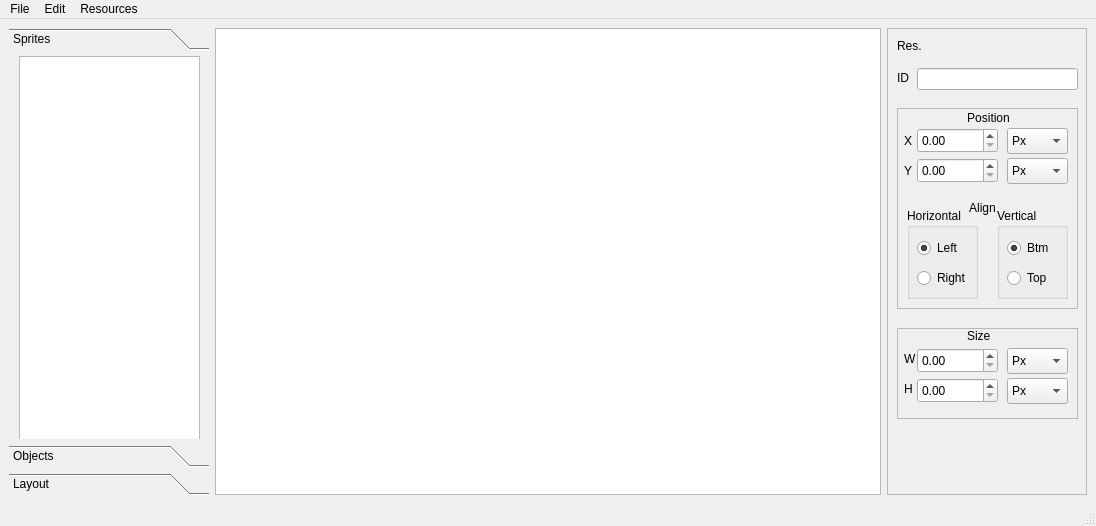
Above: designer.ui from Nepherhotep/terevaka-ui-builder before the change. Below: the same form after it.
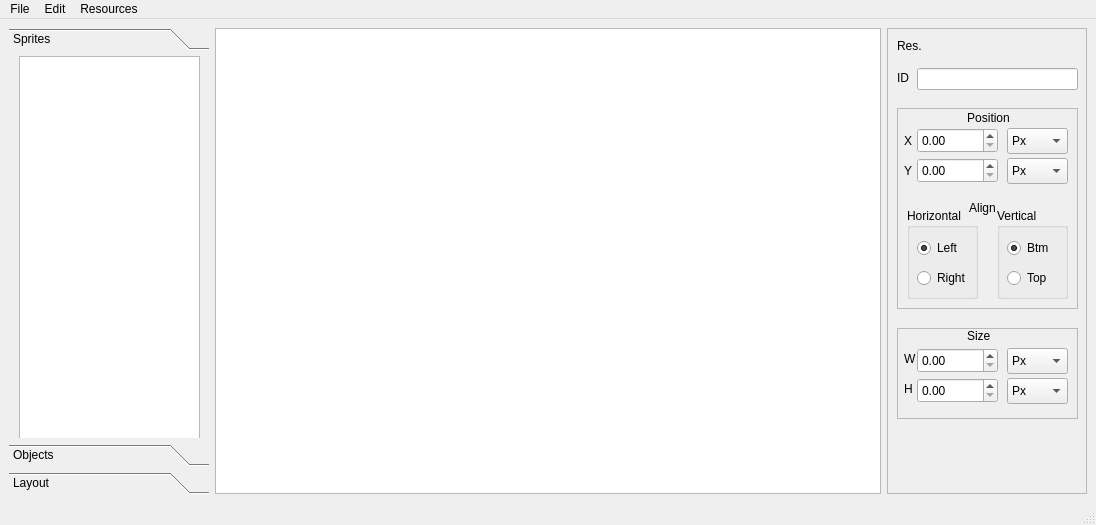
That is the form after the change. Custom widgets are drawn as their Qt base class.

Commit message: ui has been set to 640x480

```diff
--- a/designer.ui
+++ b/designer.ui
@@ -7,7 +7,7 @@
     <x>0</x>
     <y>0</y>
     <width>1096</width>
-    <height>526</height>
+    <height>525</height>
    </rect>
   </property>
   <property name="sizePolicy">
@@ -55,7 +55,7 @@
            <x>0</x>
            <y>0</y>
            <width>200</width>
-           <height>355</height>
+           <height>354</height>
           </rect>
          </property>
          <attribute name="label">
```
Left out of the diff: 4 changed lines with no effect on the pictures. The commit also changes 1 other file.
